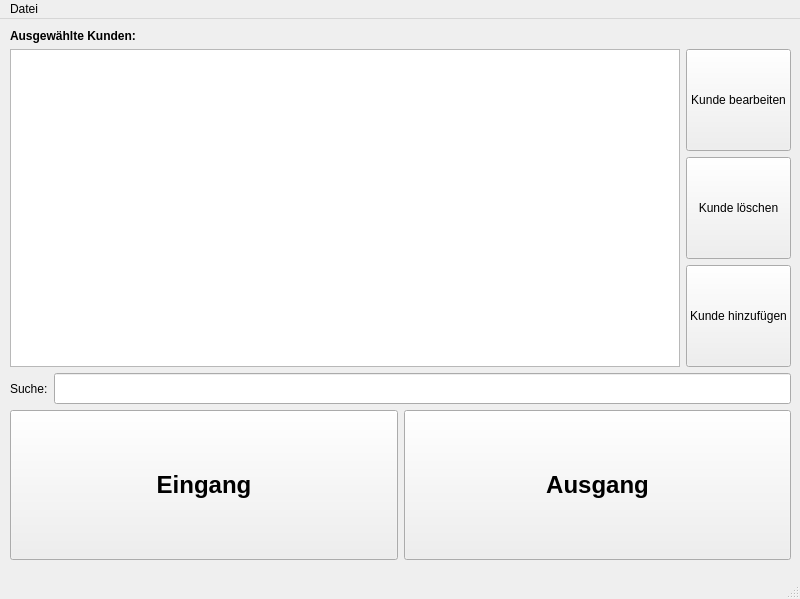
First picture: the form in src/de/charityapps/postoffice/ui/postoffice.ui, repository hanneseilers/Social-Postoffice, before the edit.
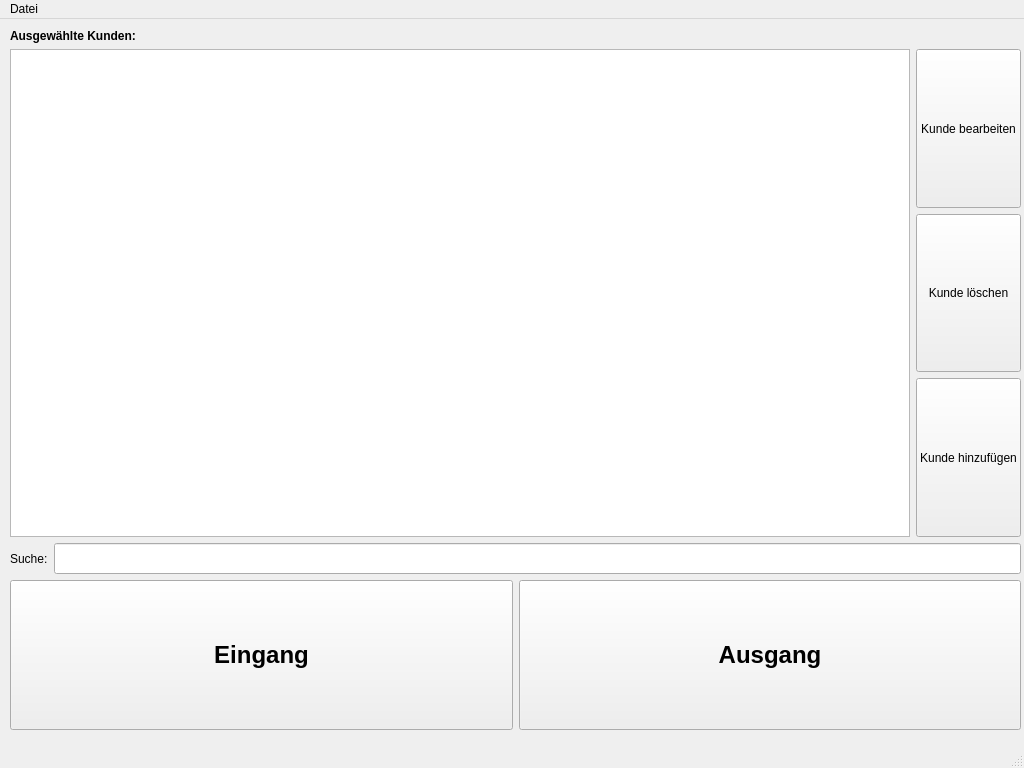
Second picture: the form after the edit.

```diff
--- a/src/de/charityapps/postoffice/ui/postoffice.ui
+++ b/src/de/charityapps/postoffice/ui/postoffice.ui
@@ -6,8 +6,8 @@
    <rect>
     <x>0</x>
     <y>0</y>
-    <width>800</width>
-    <height>599</height>
+    <width>1024</width>
+    <height>768</height>
    </rect>
   </property>
   <property name="sizePolicy">
@@ -34,8 +34,8 @@
      <rect>
       <x>10</x>
       <y>10</y>
-      <width>781</width>
-      <height>531</height>
+      <width>1011</width>
+      <height>701</height>
      </rect>
     </property>
     <layout class="QGridLayout" name="gridLayout">
@@ -204,7 +204,7 @@
     <rect>
      <x>0</x>
      <y>0</y>
-     <width>800</width>
+     <width>1024</width>
      <height>27</height>
     </rect>
    </property>
```
Left out of the diff: 6 changed lines with no effect on the pictures.
